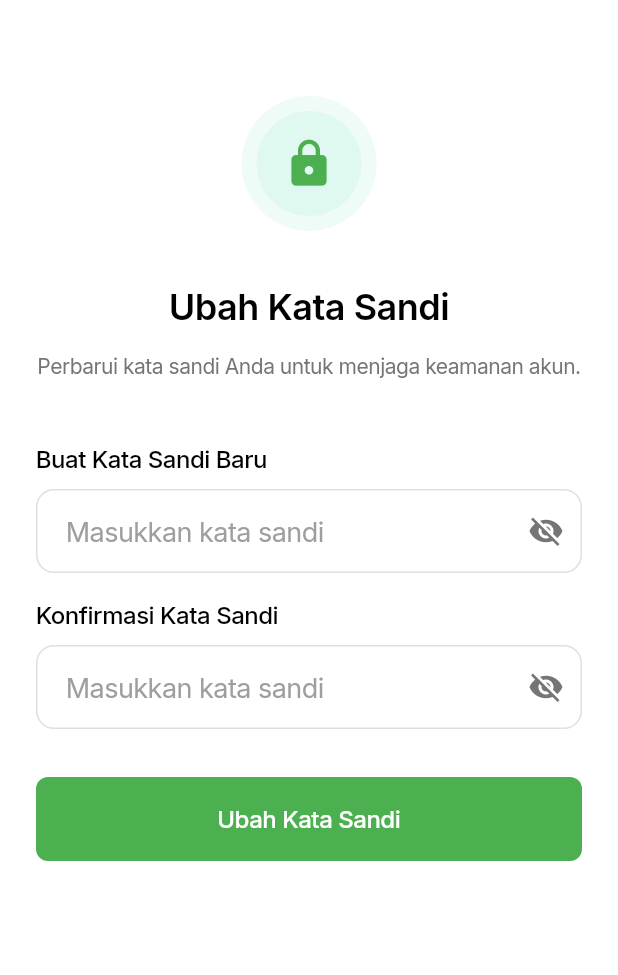
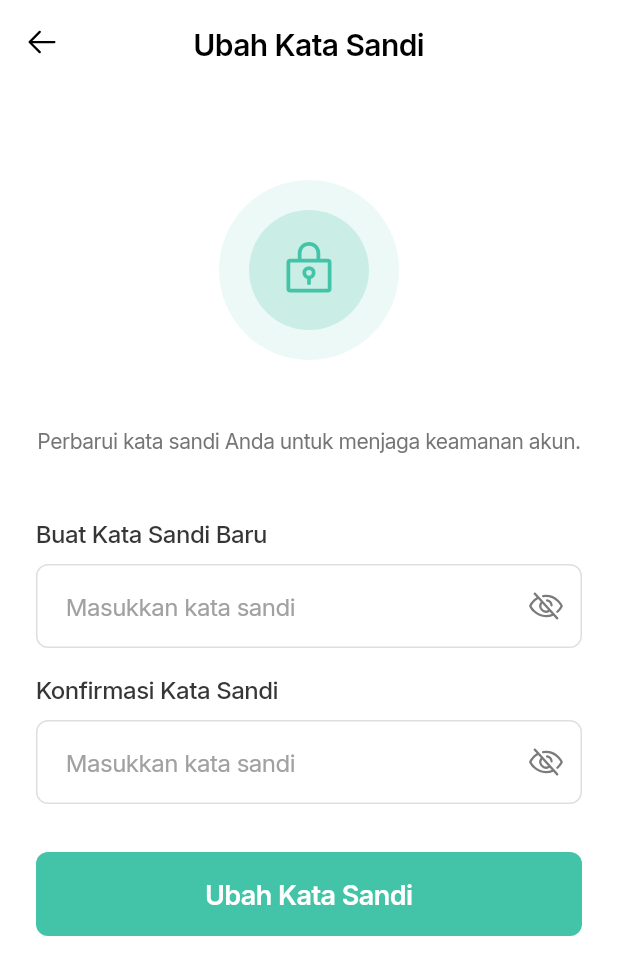
Before and after one commit to ckckckcz/PBL-Mobile, a Flutter app: the ChangePasswordStep2Page screen opened by its route, on a phone screen of 412 x 824 dp. Shown: the top 975 px of the screen. Run offline on Flutter 3.47's test engine with Material 3 defaults, Android fonts, the phone set to English and light mode, and no system bars; our stand-ins replace camera, carousel_slider, device_info_plus, flutter_animate, flutter_svg, google_fonts and 5 more; accounts and stored records are empty.

Commit message:
feat: edit appbar cange password and color

```diff
--- a/frontend/lib/pages/auth/change_password_step2.dart
+++ b/frontend/lib/pages/auth/change_password_step2.dart
@@ -1,12 +1,16 @@
 import 'package:flutter/material.dart';
 import 'package:flutter/services.dart';
+import 'package:phosphor_flutter/phosphor_flutter.dart';
 import '../../services/api_service.dart';
+import '../../constants/app_colors.dart';
+import '../../theme/app_typography.dart';
 
 class ChangePasswordStep2Page extends StatefulWidget {
   const ChangePasswordStep2Page({super.key});
 
   @override
-  State<ChangePasswordStep2Page> createState() => _ChangePasswordStep2PageState();
+  State<ChangePasswordStep2Page> createState() =>
+      _ChangePasswordStep2PageState();
 }
 
 class _ChangePasswordStep2PageState extends State<ChangePasswordStep2Page> {
@@ -132,6 +136,20 @@ class _ChangePasswordStep2PageState extends State<ChangePasswordStep2Page> {
   Widget build(BuildContext context) {
     return Scaffold(
       backgroundColor: Colors.white,
+      appBar: AppBar(
+        backgroundColor: Colors.white,
+        elevation: 0,
+        leading: IconButton(
+          icon: Icon(PhosphorIcons.arrowLeft(PhosphorIconsStyle.regular),
+              color: Colors.black),
+          onPressed: () => Navigator.pop(context),
+        ),
+        title: Text(
+          'Ubah Kata Sandi',
+          style: AppTypography.heading3Semibold.copyWith(color: Colors.black),
+        ),
+        centerTitle: true,
+      ),
       body: AnnotatedRegion<SystemUiOverlayStyle>(
         value: SystemUiOverlayStyle.dark,
         child: SafeArea(
@@ -164,47 +182,36 @@ class _ChangePasswordStep2PageState extends State<ChangePasswordStep2Page> {
 
   /// Build lock icon
   Widget _buildLockIcon() {
-    return Stack(
-      alignment: Alignment.center,
-      children: [
-        // Outer light circle
-        Container(
-          width: 90,
-          height: 90,
+    return Center(
+      child: Container(
+        width: 120,
+        height: 120,
         decoration: BoxDecoration(
-            color: const Color(0xFFEFFBF7),
+          color: AppColors.primary.withOpacity(0.1),
           shape: BoxShape.circle,
         ),
-        ),
-        // Inner circle with the lock icon
-        Container(
-          width: 70,
-          height: 70,
+        child: Center(
+          child: Container(
+            width: 80,
+            height: 80,
             decoration: BoxDecoration(
-            color: const Color(0xFFDFF8F0),
+              color: AppColors.primary.withOpacity(0.2),
               shape: BoxShape.circle,
             ),
-          child: const Icon(
-            Icons.lock,
-            color: Color(0xFF4CAF50),
-            size: 35,
+            child: Icon(
+              PhosphorIcons.lockKey(PhosphorIconsStyle.regular),
+              color: AppColors.primary,
+              size: 40,
             ),
           ),
-      ],
+        ),
+      ),
     );
   }
 
   /// Build title
   Widget _buildTitle() {
-    return const Text(
-      'Ubah Kata Sandi',
-      textAlign: TextAlign.center,
-      style: TextStyle(
-        fontSize: 24,
-        fontWeight: FontWeight.w600,
-        color: Colors.black,
-      ),
-    );
+    return const SizedBox.shrink(); // Title moved to AppBar
   }
 
   /// Build description
@@ -225,12 +232,10 @@ class _ChangePasswordStep2PageState extends State<ChangePasswordStep2Page> {
     return Column(
       crossAxisAlignment: CrossAxisAlignment.start,
       children: [
-        const Text(
+        Text(
           'Buat Kata Sandi Baru',
-          style: TextStyle(
-            fontSize: 16,
-            fontWeight: FontWeight.w500,
-            color: Colors.black,
+          style: AppTypography.bodyMediumMedium.copyWith(
+            color: AppColors.textPrimary,
           ),
         ),
         const SizedBox(height: 8),
@@ -244,22 +249,28 @@ class _ChangePasswordStep2PageState extends State<ChangePasswordStep2Page> {
             obscureText: _obscureNewPassword,
             decoration: InputDecoration(
               hintText: 'Masukkan kata sandi',
-              hintStyle: const TextStyle(
-                color: Color(0xFF9E9E9E),
+              hintStyle: AppTypography.bodyMediumRegular.copyWith(
+                color: AppColors.textTertiary,
               ),
-              border: const OutlineInputBorder(
-                borderSide: BorderSide(color: Color(0xFFE0E0E0), width: 1),
+              border: OutlineInputBorder(
+                borderSide: BorderSide(color: AppColors.border, width: 1),
                 borderRadius: BorderRadius.all(Radius.circular(8)),
               ),
-              focusedBorder: const OutlineInputBorder(
-                borderSide: BorderSide(color: Color(0xFF4CAF50), width: 1),
+              enabledBorder: OutlineInputBorder(
+                borderSide: BorderSide(color: AppColors.border, width: 1),
+                borderRadius: BorderRadius.all(Radius.circular(8)),
+              ),
+              focusedBorder: OutlineInputBorder(
+                borderSide: BorderSide(color: AppColors.primary, width: 1),
                 borderRadius: BorderRadius.all(Radius.circular(8)),
               ),
               suffixIcon: IconButton(
                 onPressed: _toggleNewPasswordVisibility,
                 icon: Icon(
-                  _obscureNewPassword ? Icons.visibility_off : Icons.visibility,
-                  color: const Color(0xFF757575),
+                  _obscureNewPassword
+                      ? PhosphorIcons.eyeSlash(PhosphorIconsStyle.regular)
+                      : PhosphorIcons.eye(PhosphorIconsStyle.regular),
+                  color: AppColors.textSecondary,
                 ),
               ),
               contentPadding: const EdgeInsets.symmetric(
@@ -288,12 +299,10 @@ class _ChangePasswordStep2PageState extends State<ChangePasswordStep2Page> {
     return Column(
       crossAxisAlignment: CrossAxisAlignment.start,
       children: [
-        const Text(
+        Text(
           'Konfirmasi Kata Sandi',
-          style: TextStyle(
-            fontSize: 16,
-            fontWeight: FontWeight.w500,
-            color: Colors.black,
+          style: AppTypography.bodyMediumMedium.copyWith(
+            color: AppColors.textPrimary,
           ),
         ),
         const SizedBox(height: 8),
@@ -307,22 +316,28 @@ class _ChangePasswordStep2PageState extends State<ChangePasswordStep2Page> {
             obscureText: _obscureConfirmPassword,
             decoration: InputDecoration(
               hintText: 'Masukkan kata sandi',
-              hintStyle: const TextStyle(
-                color: Color(0xFF9E9E9E),
+              hintStyle: AppTypography.bodyMediumRegular.copyWith(
+                color: AppColors.textTertiary,
               ),
-              border: const OutlineInputBorder(
-                borderSide: BorderSide(color: Color(0xFFE0E0E0), width: 1),
+              border: OutlineInputBorder(
+                borderSide: BorderSide(color: AppColors.border, width: 1),
                 borderRadius: BorderRadius.all(Radius.circular(8)),
               ),
-              focusedBorder: const OutlineInputBorder(
-                borderSide: BorderSide(color: Color(0xFF4CAF50), width: 1),
+              enabledBorder: OutlineInputBorder(
+                borderSide: BorderSide(color: AppColors.border, width: 1),
+                borderRadius: BorderRadius.all(Radius.circular(8)),
+              ),
+              focusedBorder: OutlineInputBorder(
+                borderSide: BorderSide(color: AppColors.primary, width: 1),
                 borderRadius: BorderRadius.all(Radius.circular(8)),
               ),
               suffixIcon: IconButton(
                 onPressed: _toggleConfirmPasswordVisibility,
                 icon: Icon(
-                  _obscureConfirmPassword ? Icons.visibility_off : Icons.visibility,
-                  color: const Color(0xFF757575),
+                  _obscureConfirmPassword
+                      ? PhosphorIcons.eyeSlash(PhosphorIconsStyle.regular)
+                      : PhosphorIcons.eye(PhosphorIconsStyle.regular),
+                  color: AppColors.textSecondary,
                 ),
               ),
               contentPadding: const EdgeInsets.symmetric(
@@ -352,7 +367,7 @@ class _ChangePasswordStep2PageState extends State<ChangePasswordStep2Page> {
       width: double.infinity,
       height: 56,
       decoration: BoxDecoration(
-        color: const Color(0xFF4CAF50),
+        color: AppColors.primary,
         borderRadius: BorderRadius.circular(8),
       ),
       child: Material(
@@ -370,12 +385,10 @@ class _ChangePasswordStep2PageState extends State<ChangePasswordStep2Page> {
                       valueColor: AlwaysStoppedAnimation<Color>(Colors.white),
                     ),
                   )
-                : const Text(
+                : Text(
                     'Ubah Kata Sandi',
-                    style: TextStyle(
+                    style: AppTypography.bodyLargeSemibold.copyWith(
                       color: Colors.white,
-                      fontSize: 16,
-                      fontWeight: FontWeight.w500,
                     ),
                   ),
           ),
```
Also changed, not shown: frontend/lib/pages/auth/change_password_step1.dart (+57 -48 lines). Lines whose indentation alone changed are shown as unchanged.
